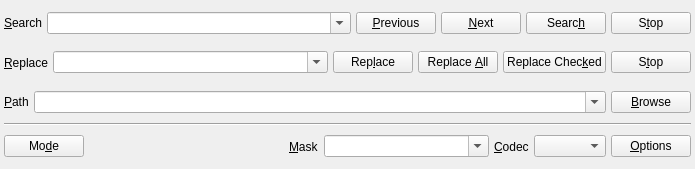
testmana2/mks, file v2/branches/dev/plugins/base/SearchAndReplace/src/SearchWidget.ui: the form before one commit.
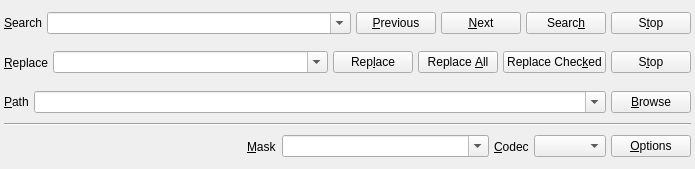
The form after the commit. Icons and pictures are not drawn.

Commit message: Remove Mode bouton / menu and repalce by actions in menu. Add the possibility to temporary store the search / replace / mask texts in their combobox. Add new icons.

```diff
--- a/v2/branches/dev/plugins/base/SearchAndReplace/src/SearchWidget.ui
+++ b/v2/branches/dev/plugins/base/SearchAndReplace/src/SearchWidget.ui
@@ -297,17 +297,6 @@
       <property name="margin">
        <number>0</number>
       </property>
-      <item>
-       <widget class="QPushButton" name="pbMode">
-        <property name="text">
-         <string>Mo&amp;de</string>
-        </property>
-        <property name="icon">
-         <iconset resource="../../../../monkey/src/resources/resources.qrc">
-          <normaloff>:/build/icons/build/misc.png</normaloff>:/build/icons/build/misc.png</iconset>
-        </property>
-       </widget>
-      </item>
       <item>
        <spacer name="horizontalSpacer_4">
         <property name="orientation">
```
The commit also changes 8 other files.
